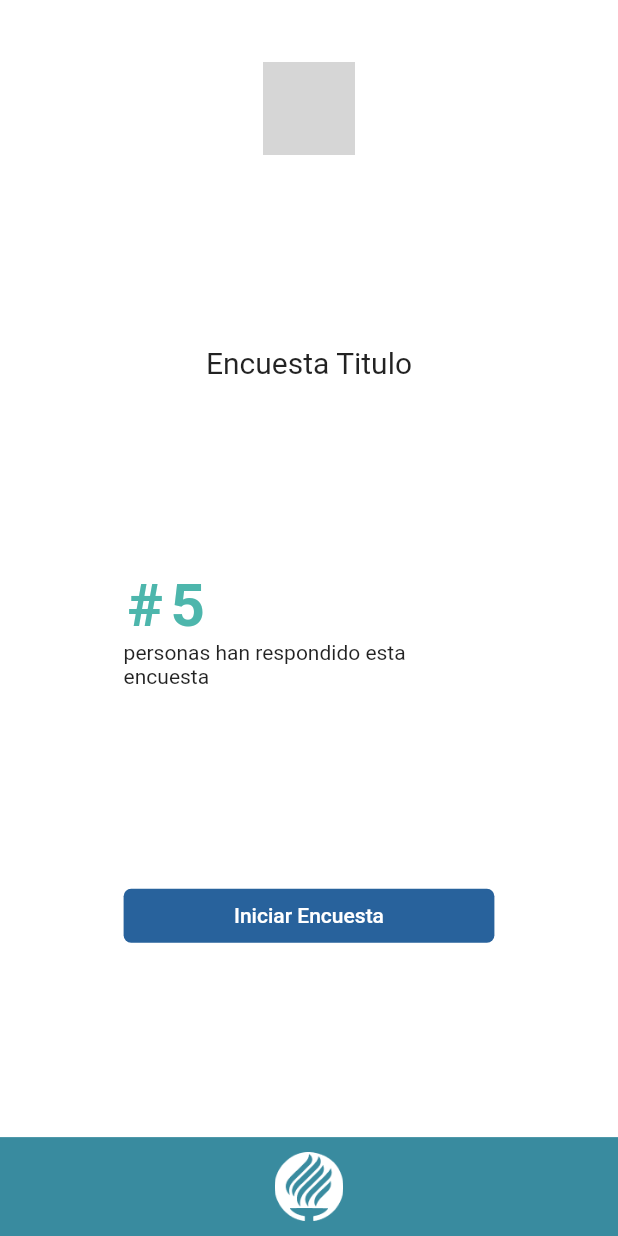
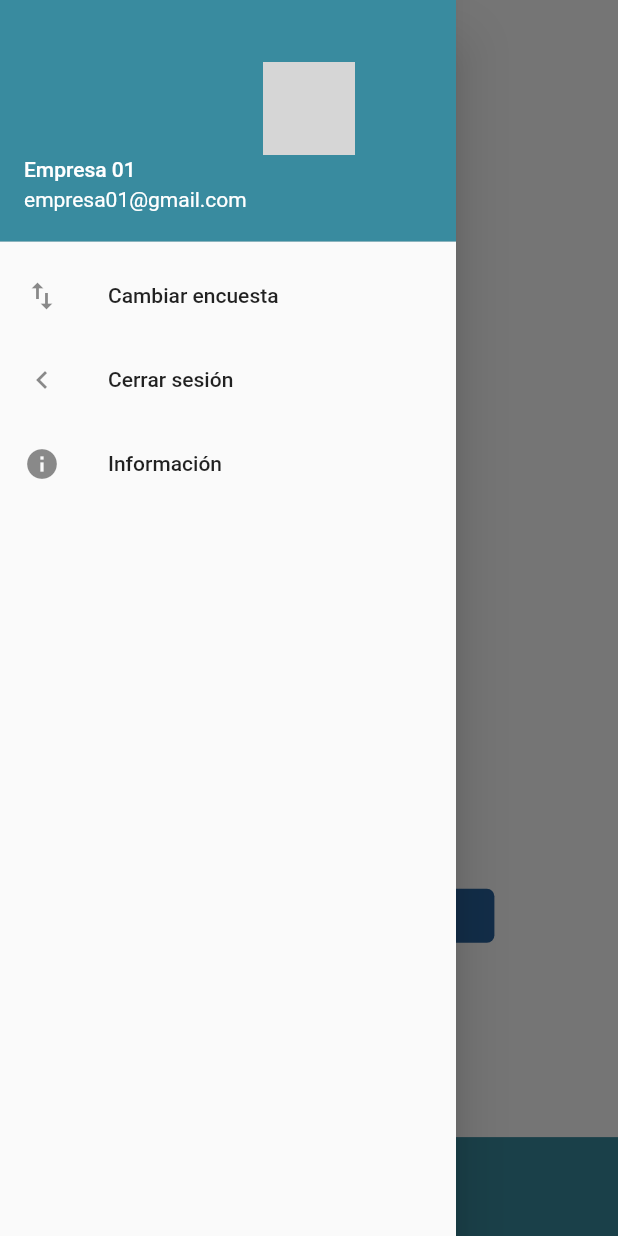
Before and after one commit to MIKEGUIJARRO/SGC, a Flutter app: the Home screen opened by its route, with the side drawer open (before the commit the screen has no drawer), on a phone screen of 412 x 824 dp. Run offline on Flutter 3.47's test engine with Material 2 defaults, Android fonts, the phone set to English and light mode, and no system bars; our stand-ins replace flutter_swiper, hex; grey boxes are pictures that could not be loaded.

```diff
--- a/lib/main.dart
+++ b/lib/main.dart
@@ -18,6 +18,7 @@ class MyApp extends StatelessWidget {
       debugShowCheckedModeBanner: false,
       theme: ThemeData(
         primarySwatch: Colors.cyan,
+        accentColor: Color(0xff398B9F),
         scaffoldBackgroundColor: Colors.grey[200],
       ),
       home: AuthenticationScreen(),
--- a/lib/screens/home.dart
+++ b/lib/screens/home.dart
@@ -6,7 +6,10 @@ import '../widgets/encuesta_info.dart';
 import '../screens/question.dart';
 
 class Home extends StatelessWidget {
+
   static const routeName = "/home";
+
+  GlobalKey<ScaffoldState> _drawerKey = GlobalKey();
 
   void _iniciarEncuesta(BuildContext context) {
     Navigator.of(context).pushNamed(Question.routeName);
@@ -15,12 +18,56 @@ class Home extends StatelessWidget {
   @override
   Widget build(BuildContext context) {
     return Scaffold(
+      key: _drawerKey,
       backgroundColor: Colors.white,
+      drawer: Drawer(
+        child: ListView(
+          children: <Widget>[
+            UserAccountsDrawerHeader(
+              decoration: BoxDecoration(
+                color: Theme.of(context).accentColor
+              ),
+              arrowColor: Theme.of(context).accentColor,
+              accountName: Text("Empresa 01", style: TextStyle(color: Colors.white,),),
+              accountEmail: Text("empresa01@gmail.com", style:TextStyle(color: Colors.white,),),
+
+            ),
+            ListTile(
+              title: Text("Cambiar encuesta"),
+              leading: Icon(Icons.swap_vert),
+              onTap: (){},
+            ),
+            ListTile(
+              title: Text("Cerrar sesión"),
+              leading: Icon(Icons.chevron_left),
+              onTap: (){},
+            ),
+
+            ListTile(
+              title: Text("Información"),
+              leading: Icon(Icons.info),
+              onTap: (){},
+            ),
+          ],
+        )
+      ),
       body: SafeArea(
         child: Container(
           width: double.infinity,
           height: double.infinity,
-          child: Column(
+          child: Stack(
+            children: <Widget>[
+              Positioned(
+                top: 20,
+                left: 20,
+                child: IconButton(
+                  icon: Icon(Icons.sort),
+                  onPressed: (){
+                    _drawerKey.currentState.openDrawer();
+                  },
+                ),
+              ),
+              Column(
                 children: <Widget>[
                   Expanded(
                     child: Padding(
@@ -55,10 +102,9 @@ class Home extends StatelessWidget {
                                 "Iniciar Encuesta",
                                 style: TextStyle(
                                   color: Colors.white,
-
                                 ),
                               ),
-                          onPressed: ()=> _iniciarEncuesta(context),
+                              onPressed: () => _iniciarEncuesta(context),
                             ),
                           ),
                         ],
@@ -71,6 +117,8 @@ class Home extends StatelessWidget {
                   BottomBarTec()
                 ],
               ),
+            ],
+          ),
         ),
       ),
     );
```
Also changed, not shown: lib/screens/question.dart (+11 -1 lines), lib/widgets/content_question.dart (+29 -4 lines). Lines whose indentation alone changed are shown as unchanged.
